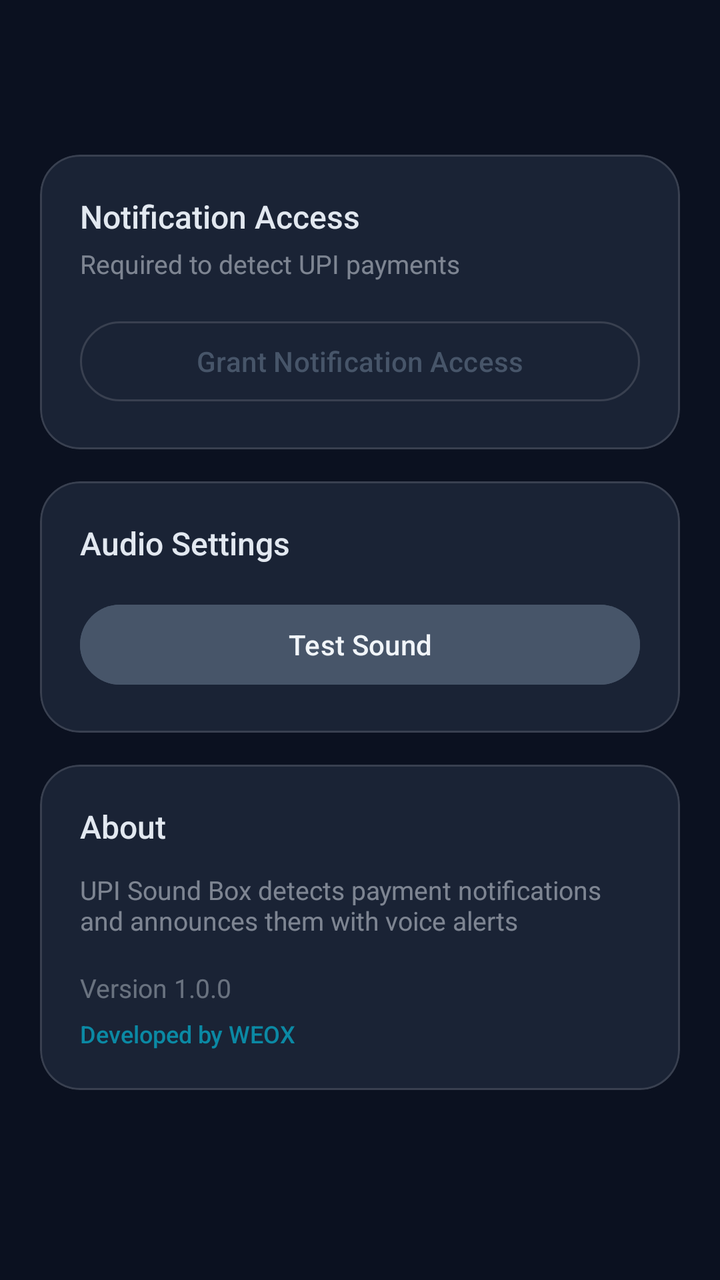
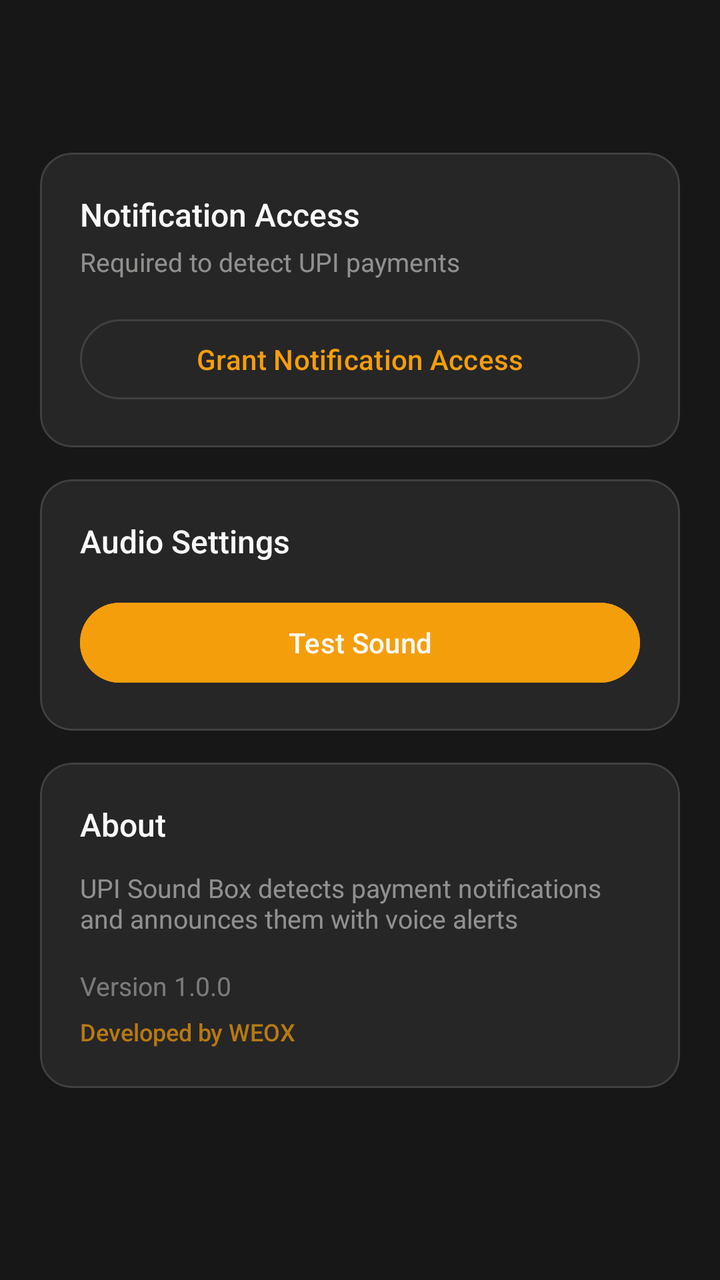

Two renders of the same Android screen: before a commit and after it. Below are the layout's source before the change and the commit's diff.
<!-- AndroidManifest.xml: application theme Theme.UPISoundBox -->
<!-- res/layout/fragment_settings.xml -->
<?xml version="1.0" encoding="utf-8"?>
<androidx.core.widget.NestedScrollView xmlns:android="http://schemas.android.com/apk/res/android"
    xmlns:app="http://schemas.android.com/apk/res-auto"
    android:layout_width="match_parent"
    android:layout_height="match_parent"
    android:overScrollMode="never"
    android:clipToPadding="false"
    android:paddingBottom="20dp">

    <LinearLayout
        android:layout_width="match_parent"
        android:layout_height="wrap_content"
        android:orientation="vertical"
        android:paddingHorizontal="20dp"
        android:paddingTop="8dp"
        android:paddingBottom="16dp">

        <TextView
            android:layout_width="wrap_content"
            android:layout_height="wrap_content"
            android:text="@string/settings_title"
            android:textSize="28sp"
            android:textColor="@color/on_surface_dark"
            android:fontFamily="sans-serif-light"
            android:letterSpacing="-0.5"
            android:layout_marginTop="8dp"
            android:layout_marginBottom="24dp" />

        <com.google.android.material.card.MaterialCardView
            android:layout_width="match_parent"
            android:layout_height="wrap_content"
            app:cardBackgroundColor="@color/surface_glass"
            app:cardCornerRadius="20dp"
            app:cardElevation="0dp"
            app:contentPadding="20dp"
            app:strokeColor="@color/outline_dark"
            app:strokeWidth="1dp"
            android:layout_marginBottom="16dp">

            <LinearLayout
                android:layout_width="match_parent"
                android:layout_height="wrap_content"
                android:orientation="vertical">

                <TextView
                    android:layout_width="wrap_content"
                    android:layout_height="wrap_content"
                    android:text="@string/notification_access"
                    android:textSize="16sp"
                    android:textColor="@color/on_surface_dark"
                    android:fontFamily="sans-serif-medium"
                    android:layout_marginBottom="4dp" />

                <TextView
                    android:layout_width="wrap_content"
                    android:layout_height="wrap_content"
                    android:text="@string/notification_access_desc"
                    android:textSize="13sp"
                    android:textColor="@color/on_surface_dark"
                    android:alpha="0.5"
                    android:fontFamily="sans-serif"
                    android:layout_marginBottom="16dp" />

                <com.google.android.material.button.MaterialButton
                    android:id="@+id/btn_grant_access"
                    style="@style/Widget.Material3.Button.OutlinedButton"
                    android:layout_width="match_parent"
                    android:layout_height="48dp"
                    android:text="@string/grant_notification_access"
                    android:textSize="14sp"
                    android:icon="@drawable/ic_notification"
                    app:iconGravity="textStart"
                    app:iconPadding="8dp" />
            </LinearLayout>
        </com.google.android.material.card.MaterialCardView>

        <com.google.android.material.card.MaterialCardView
            android:layout_width="match_parent"
            android:layout_height="wrap_content"
            app:cardBackgroundColor="@color/surface_glass"
            app:cardCornerRadius="20dp"
            app:cardElevation="0dp"
            app:contentPadding="20dp"
            app:strokeColor="@color/outline_dark"
            app:strokeWidth="1dp"
            android:layout_marginBottom="16dp">

            <LinearLayout
                android:layout_width="match_parent"
                android:layout_height="wrap_content"
                android:orientation="vertical">

                <TextView
                    android:layout_width="wrap_content"
                    android:layout_height="wrap_content"
                    android:text="@string/audio_settings"
                    android:textSize="16sp"
                    android:textColor="@color/on_surface_dark"
                    android:fontFamily="sans-serif-medium"
                    android:layout_marginBottom="16dp" />

                <com.google.android.material.button.MaterialButton
                    android:id="@+id/btn_test_sound"
                    style="@style/Widget.Material3.Button"
                    android:layout_width="match_parent"
                    android:layout_height="48dp"
                    android:text="@string/test_sound"
                    android:textSize="14sp"
                    android:backgroundTint="@color/primary_40"
                    android:icon="@drawable/ic_volume"
                    app:iconGravity="textStart"
                    app:iconPadding="8dp" />
            </LinearLayout>
        </com.google.android.material.card.MaterialCardView>

        <com.google.android.material.card.MaterialCardView
            android:layout_width="match_parent"
            android:layout_height="wrap_content"
            app:cardBackgroundColor="@color/surface_glass"
            app:cardCornerRadius="20dp"
            app:cardElevation="0dp"
            app:contentPadding="20dp"
            app:strokeColor="@color/outline_dark"
            app:strokeWidth="1dp">

            <LinearLayout
                android:layout_width="match_parent"
                android:layout_height="wrap_content"
                android:orientation="vertical">

                <TextView
                    android:layout_width="wrap_content"
                    android:layout_height="wrap_content"
                    android:text="@string/about"
                    android:textSize="16sp"
                    android:textColor="@color/on_surface_dark"
                    android:fontFamily="sans-serif-medium"
                    android:layout_marginBottom="12dp" />

                <TextView
                    android:layout_width="wrap_content"
                    android:layout_height="wrap_content"
                    android:text="@string/app_info"
                    android:textSize="13sp"
                    android:textColor="@color/on_surface_dark"
                    android:alpha="0.5"
                    android:fontFamily="sans-serif"
                    android:layout_marginBottom="16dp" />

                <TextView
                    android:id="@+id/tv_version"
                    android:layout_width="wrap_content"
                    android:layout_height="wrap_content"
                    android:text="Version 1.0.0"
                    android:textSize="13sp"
                    android:textColor="@color/on_surface_dark"
                    android:alpha="0.4"
                    android:fontFamily="sans-serif" />

                <TextView
                    android:layout_width="wrap_content"
                    android:layout_height="wrap_content"
                    android:text="@string/developed_by"
                    android:textSize="12sp"
                    android:textColor="@color/accent_cyan"
                    android:alpha="0.7"
                    android:fontFamily="sans-serif-medium"
                    android:layout_marginTop="6dp" />
            </LinearLayout>
        </com.google.android.material.card.MaterialCardView>

    </LinearLayout>
</androidx.core.widget.NestedScrollView>
<!-- resources referenced by this layout -->
<resources>
  <color name="accent_cyan">#06B6D4</color>
  <color name="on_surface_dark">#E2E8F0</color>
  <color name="outline_dark">#22FFFFFF</color>
  <color name="primary_40">#475569</color>
  <color name="surface_glass">#CC1E293B</color>
  <!-- drawable ic_notification (drawable) -->
  <?xml version="1.0" encoding="utf-8"?>
  <vector xmlns:android="http://schemas.android.com/apk/res/android"
      android:width="24dp"
      android:height="24dp"
      android:viewportWidth="24"
      android:viewportHeight="24"
      android:tint="?attr/colorOnSurface">
      <path
          android:fillColor="@android:color/white"
          android:pathData="M12,22c1.1,0 2,-0.9 2,-2h-4C10,21.1 10.9,22 12,22zM18,16.11l-1.78,-1.11C16.07,14.83 16,14.42 16,14c0,-2.5 -2,-4 -4,-4s-4,1.5 -4,4c0,0.42 0.07,0.83 0.22,1.11L6,16.11C4.37,16.89 4,18.33 4.73,19.73l1.42,1.42C6.59,21.67 7.37,21.89 8,21.41l5.06,-2.83L18,21.41C18.63,21.89 19.41,21.67 19.85,21.15l1.42,-1.42C20,18.33 19.63,16.89 18,16.11zM12,6c1.11,0 2,0.89 2,2c0,1.11 -0.89,2 -2,2s-2,-0.89 -2,-2C10,6.89 10.89,6 12,6z" />
  </vector>
  <!-- drawable ic_volume (drawable) -->
  <?xml version="1.0" encoding="utf-8"?>
  <vector xmlns:android="http://schemas.android.com/apk/res/android"
      android:width="24dp"
      android:height="24dp"
      android:viewportWidth="24"
      android:viewportHeight="24"
      android:tint="?attr/colorOnSurface">
      <path
          android:fillColor="@android:color/white"
          android:pathData="M3,9v6h4l5,5L12,4L7,9L3,9zM16.5,12c0,-1.77 -1.02,-3.29 -2.5,-4.03v8.05c1.48,-0.73 2.5,-2.25 2.5,-4.02zM14,3.23v2.06c2.89,0.86 5,3.54 5,6.71s-2.11,5.85 -5,6.71v2.06c4.01,-0.91 7,-4.49 7,-8.77s-2.99,-7.86 -7,-8.77z" />
  </vector>
  <string name="about">About</string>
  <string name="app_info">UPI Sound Box detects payment notifications and announces them with voice alerts</string>
  <string name="audio_settings">Audio Settings</string>
  <string name="developed_by">Developed by WEOX</string>
  <string name="grant_notification_access">Grant Notification Access</string>
  <string name="notification_access">Notification Access</string>
  <string name="notification_access_desc">Required to detect UPI payments</string>
  <string name="settings_title">Settings</string>
  <string name="test_sound">Test Sound</string>
  <style name="Theme.UPISoundBox" parent="Theme.Material3.DayNight.NoActionBar">
          <item name="colorPrimary">@color/primary_40</item>
          <item name="colorPrimaryVariant">@color/primary_30</item>
          <item name="colorOnPrimary">@color/on_primary_dark</item>
          <item name="colorSecondary">@color/accent_cyan</item>
          <item name="colorSecondaryVariant">@color/accent_violet</item>
          <item name="colorOnSecondary">@color/primary_10</item>
          <item name="colorError">@color/error</item>
          <item name="colorOnError">@color/white</item>
          <item name="android:colorBackground">@color/surface_dark</item>
          <item name="colorSurface">@color/surface_dark</item>
          <item name="colorOnSurface">@color/on_surface_dark</item>
          <item name="colorOutline">@color/outline_dark</item>
          <item name="android:statusBarColor">@android:color/transparent</item>
          <item name="android:navigationBarColor">@android:color/transparent</item>
          <item name="android:windowLightStatusBar">false</item>
          <item name="android:windowLightNavigationBar">false</item>
          <item name="android:windowTranslucentStatus">true</item>
          <item name="android:windowTranslucentNavigation">true</item>
          <item name="android:enforceNavigationBarContrast">false</item>
          <item name="android:enforceStatusBarContrast">false</item>
      </style>
  <color name="primary_30">#334155</color>
  <color name="on_primary_dark">#F1F5F9</color>
  <color name="accent_violet">#8B5CF6</color>
  <color name="primary_10">#0F172A</color>
  <color name="error">#EF4444</color>
  <color name="white">#FFFFFFFF</color>
  <color name="surface_dark">#0B1120</color>
</resources>

<!-- the commit's change to res/layout/fragment_settings.xml (unified diff, before → after) -->
@@ -12,14 +12,14 @@
         android:layout_height="wrap_content"
         android:orientation="vertical"
         android:paddingHorizontal="20dp"
-        android:paddingTop="8dp"
+         android:paddingTop="4dp"
         android:paddingBottom="16dp">
 
         <TextView
             android:layout_width="wrap_content"
             android:layout_height="wrap_content"
             android:text="@string/settings_title"
-            android:textSize="28sp"
+             android:textSize="30sp"
             android:textColor="@color/on_surface_dark"
             android:fontFamily="sans-serif-light"
             android:letterSpacing="-0.5"
@@ -30,7 +30,7 @@
             android:layout_width="match_parent"
             android:layout_height="wrap_content"
             app:cardBackgroundColor="@color/surface_glass"
-            app:cardCornerRadius="20dp"
+             app:cardCornerRadius="16dp"
             app:cardElevation="0dp"
             app:contentPadding="20dp"
             app:strokeColor="@color/outline_dark"
@@ -78,7 +78,7 @@
             android:layout_width="match_parent"
             android:layout_height="wrap_content"
             app:cardBackgroundColor="@color/surface_glass"
-            app:cardCornerRadius="20dp"
+             app:cardCornerRadius="16dp"
             app:cardElevation="0dp"
             app:contentPadding="20dp"
             app:strokeColor="@color/outline_dark"
@@ -106,7 +106,7 @@
                     android:layout_height="48dp"
                     android:text="@string/test_sound"
                     android:textSize="14sp"
-                    android:backgroundTint="@color/primary_40"
+                     android:backgroundTint="@color/accent_cyan"
                     android:icon="@drawable/ic_volume"
                     app:iconGravity="textStart"
                     app:iconPadding="8dp" />
@@ -117,7 +117,7 @@
             android:layout_width="match_parent"
             android:layout_height="wrap_content"
             app:cardBackgroundColor="@color/surface_glass"
-            app:cardCornerRadius="20dp"
+             app:cardCornerRadius="16dp"
             app:cardElevation="0dp"
             app:contentPadding="20dp"
             app:strokeColor="@color/outline_dark"
<!-- resource entries referenced after the edit -->
@@ -1,10 +1,9 @@
 <!-- resources referenced by this layout -->
 <resources>
-  <color name="accent_cyan">#06B6D4</color>
-  <color name="on_surface_dark">#E2E8F0</color>
-  <color name="outline_dark">#22FFFFFF</color>
-  <color name="primary_40">#475569</color>
-  <color name="surface_glass">#CC1E293B</color>
+  <color name="accent_cyan">#F59E0B</color>
+  <color name="on_surface_dark">#FFFAFAF9</color>
+  <color name="outline_dark">#FF404040</color>
+  <color name="surface_glass">#FF262626</color>
   <!-- drawable ic_notification (drawable) -->
   <?xml version="1.0" encoding="utf-8"?>
   <vector xmlns:android="http://schemas.android.com/apk/res/android"
@@ -39,7 +38,7 @@
   <string name="settings_title">Settings</string>
   <string name="test_sound">Test Sound</string>
   <style name="Theme.UPISoundBox" parent="Theme.Material3.DayNight.NoActionBar">
-          <item name="colorPrimary">@color/primary_40</item>
+          <item name="colorPrimary">@color/accent_cyan</item>
           <item name="colorPrimaryVariant">@color/primary_30</item>
           <item name="colorOnPrimary">@color/on_primary_dark</item>
           <item name="colorSecondary">@color/accent_cyan</item>
@@ -55,17 +54,17 @@
           <item name="android:navigationBarColor">@android:color/transparent</item>
           <item name="android:windowLightStatusBar">false</item>
           <item name="android:windowLightNavigationBar">false</item>
-          <item name="android:windowTranslucentStatus">true</item>
-          <item name="android:windowTranslucentNavigation">true</item>
+          <item name="android:windowTranslucentStatus">false</item>
+          <item name="android:windowTranslucentNavigation">false</item>
           <item name="android:enforceNavigationBarContrast">false</item>
           <item name="android:enforceStatusBarContrast">false</item>
       </style>
-  <color name="primary_30">#334155</color>
-  <color name="on_primary_dark">#F1F5F9</color>
-  <color name="accent_violet">#8B5CF6</color>
-  <color name="primary_10">#0F172A</color>
+  <color name="primary_30">#404040</color>
+  <color name="on_primary_dark">#FFFAFAF9</color>
+  <color name="accent_violet">#D97706</color>
+  <color name="primary_10">#171717</color>
   <color name="error">#EF4444</color>
   <color name="white">#FFFFFFFF</color>
-  <color name="surface_dark">#0B1120</color>
+  <color name="surface_dark">#FF171717</color>
 </resources>
 
